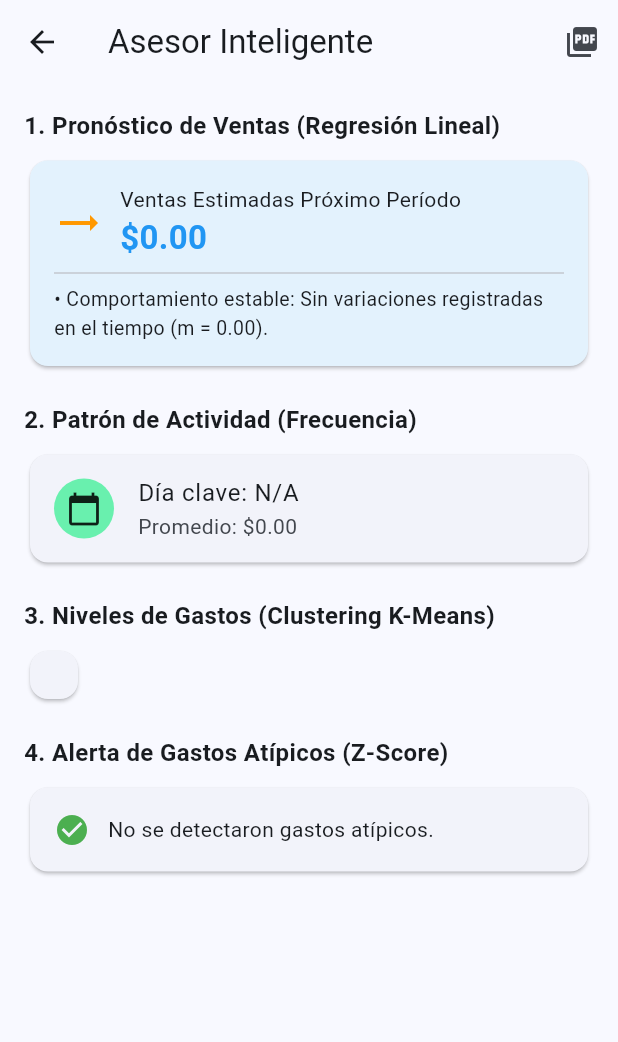
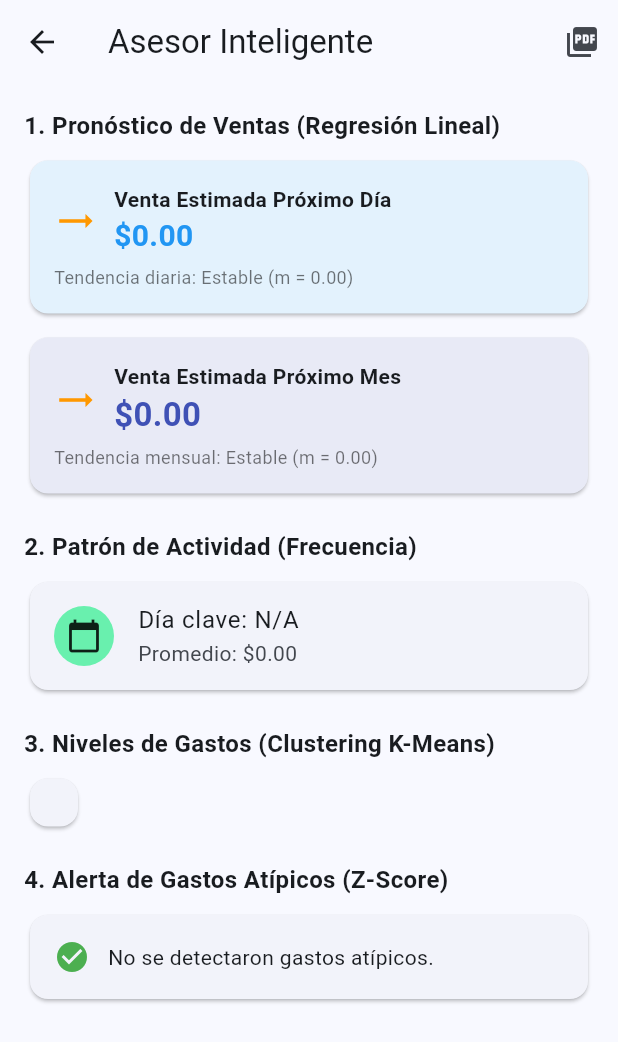
Before and after one commit to jorgesanchez04/financial_mining_app, a Flutter app: the screen it shows once a user with an empty profile is signed in, in the side drawer, after a tap on "Asesor predictivo", on a phone screen of 412 x 824 dp. Shown: the top 1042 px of the screen. Run offline on Flutter 3.47's test engine with Material 3 defaults, Android fonts, the phone set to English and light mode, and no system bars; our stand-ins replace file_picker, fl_chart, pdf, printing, supabase_flutter; missing offline and left inert: excel; accounts and stored records are empty.

Commit message:
Actualización de MiningScreen con agrupamiento mensual y diario

```diff
--- a/lib/screens/mining_screen.dart
+++ b/lib/screens/mining_screen.dart
@@ -12,7 +12,43 @@ class MiningScreen extends StatelessWidget {
   const MiningScreen({super.key, required this.selectedMonth});
 
   // ==========================================
-  // 1. ALGORITMOS DE MINERÍA DE DATOS
+  // 1. AGRUPAMIENTO TEMPORAL (TIME-BUCKETING)
+  // ==========================================
+
+  // Agrupa ventas sumando el total de cada día
+  List<double> _groupSalesByDay(List<Map<String, dynamic>> sales) {
+    if (sales.isEmpty) return [];
+    Map<String, double> dailySums = {};
+    for (var sale in sales) {
+      if (sale['date'] != null) {
+        DateTime date = DateTime.parse(sale['date']);
+        String dayKey =
+            '${date.year}-${date.month.toString().padLeft(2, '0')}-${date.day.toString().padLeft(2, '0')}';
+        double amount = (sale['amount'] as num).toDouble();
+        dailySums[dayKey] = (dailySums[dayKey] ?? 0.0) + amount;
+      }
+    }
+    return dailySums.values.toList();
+  }
+
+  // Agrupa ventas sumando el total de cada mes
+  List<double> _groupSalesByMonth(List<Map<String, dynamic>> sales) {
+    if (sales.isEmpty) return [];
+    Map<String, double> monthlySums = {};
+    for (var sale in sales) {
+      if (sale['date'] != null) {
+        DateTime date = DateTime.parse(sale['date']);
+        String monthKey =
+            '${date.year}-${date.month.toString().padLeft(2, '0')}';
+        double amount = (sale['amount'] as num).toDouble();
+        monthlySums[monthKey] = (monthlySums[monthKey] ?? 0.0) + amount;
+      }
+    }
+    return monthlySums.values.toList();
+  }
+
+  // ==========================================
+  // 2. ALGORITMOS DE MINERÍA DE DATOS
   // ==========================================
   Map<String, double> _calculateLinearRegression(List<double> values) {
     if (values.length < 2) {
@@ -87,7 +123,8 @@ class MiningScreen extends StatelessWidget {
     return {'Bajo': clusters[0], 'Medio': clusters[1], 'Alto': clusters[2]};
   }
 
-  List<Map<String, dynamic>> _detectAnomalies(List<Map<String, dynamic>> records) {
+  List<Map<String, dynamic>> _detectAnomalies(
+      List<Map<String, dynamic>> records) {
     if (records.length < 3) return [];
     List<double> amounts =
         records.map((e) => (e['amount'] as num).toDouble()).toList();
@@ -146,12 +183,14 @@ class MiningScreen extends StatelessWidget {
   }
 
   // ==========================================
-  // 2. EXPORTACIÓN A PDF
+  // 3. EXPORTACIÓN A PDF
   // ==========================================
   Future<void> _exportToPdf({
     required BuildContext context,
-    required double prediction,
-    required double slope,
+    required double dailyPrediction,
+    required double monthlyPrediction,
+    required double dailySlope,
+    required double monthlySlope,
     required Map<String, dynamic> bestDay,
     required Map<String, List<double>> clusters,
     required List<Map<String, dynamic>> anomalies,
@@ -169,33 +208,33 @@ class MiningScreen extends StatelessWidget {
               children: [
                 pw.Header(
                   level: 0,
-                  child: pw.Text('Reporte de Mineria de Datos - Prospera',
+                  child: pw.Text('Reporte de Minería de Datos - Prospera',
                       style: pw.TextStyle(
                           fontSize: 22, fontWeight: pw.FontWeight.bold)),
                 ),
                 pw.SizedBox(height: 10),
-                pw.Text('Generado automaticamente por el Asesor Inteligente.'),
+                pw.Text('Generado automáticamente por el Asesor Inteligente.'),
                 pw.Divider(),
                 pw.SizedBox(height: 15),
 
                 // Sección 1: Pronóstico
-                pw.Text('1. Pronostico de Ventas (Regresion Lineal)',
+                pw.Text('1. Pronóstico de Ventas (Regresión Lineal)',
                     style: pw.TextStyle(
                         fontSize: 14, fontWeight: pw.FontWeight.bold)),
                 pw.SizedBox(height: 5),
                 pw.Text(
-                    'Ventas Estimadas para proximo periodo: \$${prediction.toStringAsFixed(2)}'),
+                    '• Estimación Próximo Día: \$${dailyPrediction.toStringAsFixed(2)} (Tendencia m = ${dailySlope.toStringAsFixed(2)})'),
                 pw.Text(
-                    'Tendencia: ${slope > 0 ? 'Creciente' : (slope < 0 ? 'Decreciente' : 'Estable')} (m = ${slope.toStringAsFixed(2)})'),
+                    '• Estimación Próximo Mes: \$${monthlyPrediction.toStringAsFixed(2)} (Tendencia m = ${monthlySlope.toStringAsFixed(2)})'),
                 pw.SizedBox(height: 15),
 
                 // Sección 2: Patrón de Actividad
-                pw.Text('2. Patron de Actividad (Frecuencia)',
+                pw.Text('2. Patrón de Actividad (Frecuencia)',
                     style: pw.TextStyle(
                         fontSize: 14, fontWeight: pw.FontWeight.bold)),
                 pw.SizedBox(height: 5),
                 pw.Text(
-                    'Dia con mayores ventas: ${bestDay['bestDay']} (Promedio: \$${(bestDay['average'] as double).toStringAsFixed(2)})'),
+                    'Día con mayores ventas: ${bestDay['bestDay']} (Promedio: \$${(bestDay['average'] as double).toStringAsFixed(2)})'),
                 pw.SizedBox(height: 15),
 
                 // Sección 3: Clustering
@@ -214,12 +253,12 @@ class MiningScreen extends StatelessWidget {
                 pw.SizedBox(height: 15),
 
                 // Sección 4: Anomalías
-                pw.Text('4. Deteccion de Anomalias (Z-Score)',
+                pw.Text('4. Detección de Anomalías (Z-Score)',
                     style: pw.TextStyle(
                         fontSize: 14, fontWeight: pw.FontWeight.bold)),
                 pw.SizedBox(height: 5),
                 if (anomalies.isEmpty)
-                  pw.Text('No se detectaron gastos atipicos.')
+                  pw.Text('No se detectaron gastos atípicos.')
                 else
                   ...anomalies.map((a) => pw.Text(
                       '- Gasto Alto: ${a['category'] ?? 'Gasto'} (\$${(a['amount'] as num).toDouble().toStringAsFixed(2)})')),
@@ -237,7 +276,7 @@ class MiningScreen extends StatelessWidget {
   }
 
   // ==========================================
-  // 3. INTERFAZ GRÁFICA (BUILD)
+  // 4. INTERFAZ GRÁFICA (BUILD)
   // ==========================================
   @override
   Widget build(BuildContext context) {
@@ -275,20 +314,27 @@ class MiningScreen extends StatelessWidget {
         final rawExpenses = List<Map<String, dynamic>>.from(
             (snapshot.data?[1] as List?) ?? []);
 
-        final List<double> salesAmounts = rawSales
-            .map<double>((e) => (e['amount'] as num).toDouble())
-            .toList();
+        // Agrupamiento temporal para regresión lineal
+        final List<double> dailySales = _groupSalesByDay(rawSales);
+        final List<double> monthlySales = _groupSalesByMonth(rawSales);
+
         final List<double> expensesAmounts = rawExpenses
             .map<double>((e) => (e['amount'] as num).toDouble())
             .toList();
 
-        final regression = _calculateLinearRegression(salesAmounts);
+        // Cálculo de predicciones
+        final dailyRegression = _calculateLinearRegression(dailySales);
+        final monthlyRegression = _calculateLinearRegression(monthlySales);
+
         final clusters = _calculateKMeans(expensesAmounts, 3);
         final anomalies = _detectAnomalies(rawExpenses);
         final bestDayPattern = _analyzeSalesPatterns(rawSales);
 
-        final slope = regression['slope'] ?? 0;
-        final prediction = regression['next'] ?? 0;
+        final dailySlope = dailyRegression['slope'] ?? 0;
+        final dailyPrediction = dailyRegression['next'] ?? 0;
+
+        final monthlySlope = monthlyRegression['slope'] ?? 0;
+        final monthlyPrediction = monthlyRegression['next'] ?? 0;
 
         return Scaffold(
           appBar: AppBar(
@@ -299,8 +345,10 @@ class MiningScreen extends StatelessWidget {
                 tooltip: 'Exportar a PDF',
                 onPressed: () => _exportToPdf(
                   context: context,
-                  prediction: prediction,
-                  slope: slope,
+                  dailyPrediction: dailyPrediction,
+                  monthlyPrediction: monthlyPrediction,
+                  dailySlope: dailySlope,
+                  monthlySlope: monthlySlope,
                   bestDay: bestDayPattern,
                   clusters: clusters,
                   anomalies: anomalies,
@@ -317,6 +365,8 @@ class MiningScreen extends StatelessWidget {
                 const Text('1. Pronóstico de Ventas (Regresión Lineal)',
                     style: TextStyle(fontSize: 16, fontWeight: FontWeight.bold)),
                 const SizedBox(height: 8),
+
+                // Tarjeta de Predicción Diaria
                 Card(
                   color: Colors.blue.shade50,
                   child: Padding(
@@ -327,25 +377,27 @@ class MiningScreen extends StatelessWidget {
                         Row(
                           children: [
                             Icon(
-                              slope > 0
+                              dailySlope > 0
                                   ? Icons.trending_up
-                                  : (slope < 0
+                                  : (dailySlope < 0
                                       ? Icons.trending_down
                                       : Icons.trending_flat),
-                              color: slope > 0
+                              color: dailySlope > 0
                                   ? Colors.green
-                                  : (slope < 0 ? Colors.red : Colors.orange),
-                              size: 32,
+                                  : (dailySlope < 0 ? Colors.red : Colors.orange),
+                              size: 28,
                             ),
                             const SizedBox(width: 12),
                             Expanded(
                               child: Column(
                                 crossAxisAlignment: CrossAxisAlignment.start,
                                 children: [
-                                  const Text('Ventas Estimadas Próximo Período'),
-                                  Text('\$${prediction.toStringAsFixed(2)}',
+                                  const Text('Venta Estimada Próximo Día',
+                                      style: TextStyle(
+                                          fontWeight: FontWeight.w600)),
+                                  Text('\$${dailyPrediction.toStringAsFixed(2)}',
                                       style: const TextStyle(
-                                          fontSize: 22,
+                                          fontSize: 20,
                                           fontWeight: FontWeight.bold,
                                           color: Colors.blue)),
                                 ],
@@ -353,14 +405,60 @@ class MiningScreen extends StatelessWidget {
                             ),
                           ],
                         ),
-                        const Divider(),
+                        const SizedBox(height: 4),
                         Text(
-                          slope > 0
-                              ? '• Tendencia al alza: Tus ventas van creciendo (m = ${slope.toStringAsFixed(2)}).'
-                              : (slope < 0
-                                  ? '• Tendencia a la baja: Tus ventas han disminuido (m = ${slope.toStringAsFixed(2)}).'
-                                  : '• Comportamiento estable: Sin variaciones registradas en el tiempo (m = 0.00).'),
-                          style: const TextStyle(fontSize: 13),
+                          'Tendencia diaria: ${dailySlope > 0 ? "Alza" : (dailySlope < 0 ? "Baja" : "Estable")} (m = ${dailySlope.toStringAsFixed(2)})',
+                          style: const TextStyle(fontSize: 12, color: Colors.black54),
+                        ),
+                      ],
+                    ),
+                  ),
+                ),
+                const SizedBox(height: 8),
+
+                // Tarjeta de Predicción Mensual
+                Card(
+                  color: Colors.indigo.shade50,
+                  child: Padding(
+                    padding: const EdgeInsets.all(16.0),
+                    child: Column(
+                      crossAxisAlignment: CrossAxisAlignment.start,
+                      children: [
+                        Row(
+                          children: [
+                            Icon(
+                              monthlySlope > 0
+                                  ? Icons.trending_up
+                                  : (monthlySlope < 0
+                                      ? Icons.trending_down
+                                      : Icons.trending_flat),
+                              color: monthlySlope > 0
+                                  ? Colors.green
+                                  : (monthlySlope < 0 ? Colors.red : Colors.orange),
+                              size: 28,
+                            ),
+                            const SizedBox(width: 12),
+                            Expanded(
+                              child: Column(
+                                crossAxisAlignment: CrossAxisAlignment.start,
+                                children: [
+                                  const Text('Venta Estimada Próximo Mes',
+                                      style: TextStyle(
+                                          fontWeight: FontWeight.w600)),
+                                  Text('\$${monthlyPrediction.toStringAsFixed(2)}',
+                                      style: const TextStyle(
+                                          fontSize: 22,
+                                          fontWeight: FontWeight.bold,
+                                          color: Colors.indigo)),
+                                ],
+                              ),
+                            ),
+                          ],
+                        ),
+                        const SizedBox(height: 4),
+                        Text(
+                          'Tendencia mensual: ${monthlySlope > 0 ? "Alza" : (monthlySlope < 0 ? "Baja" : "Estable")} (m = ${monthlySlope.toStringAsFixed(2)})',
+                          style: const TextStyle(fontSize: 12, color: Colors.black54),
                         ),
                       ],
                     ),
@@ -457,9 +555,9 @@ class MiningScreen extends StatelessWidget {
                   }),
               ],
             ),
-            )
-          );
-        },
-      );
+          ),
+        );
+      },
+    );
   }
 }
```
